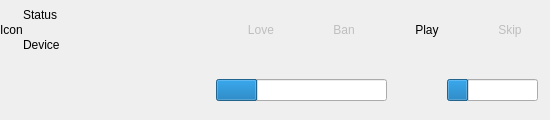
Above: app/client/Widgets/PlaybackControlsWidget.ui from lastfm/lastfm-desktop before the change. Below: the same form after it.
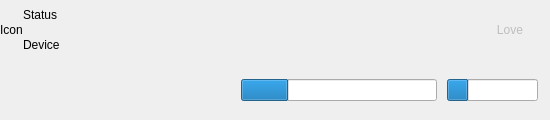
That is the form after the change. Custom widgets are drawn as their Qt base class.

```diff
--- a/app/client/Widgets/PlaybackControlsWidget.ui
+++ b/app/client/Widgets/PlaybackControlsWidget.ui
@@ -114,72 +114,6 @@
            </property>
           </widget>
          </item>
-         <item>
-          <widget class="QPushButton" name="ban">
-           <property name="enabled">
-            <bool>false</bool>
-           </property>
-           <property name="sizePolicy">
-            <sizepolicy hsizetype="Preferred" vsizetype="Fixed">
-             <horstretch>0</horstretch>
-             <verstretch>0</verstretch>
-            </sizepolicy>
-           </property>
-           <property name="toolTip">
-            <string>Ban</string>
-           </property>
-           <property name="text">
-            <string>Ban</string>
-           </property>
-           <property name="flat">
-            <bool>true</bool>
-           </property>
-          </widget>
-         </item>
-         <item>
-          <widget class="QPushButton" name="play">
-           <property name="sizePolicy">
-            <sizepolicy hsizetype="Preferred" vsizetype="Fixed">
-             <horstretch>0</horstretch>
-             <verstretch>0</verstretch>
-            </sizepolicy>
-           </property>
-           <property name="toolTip">
-            <string>Play</string>
-           </property>
-           <property name="text">
-            <string>Play</string>
-           </property>
-           <property name="checkable">
-            <bool>true</bool>
-           </property>
-           <property name="flat">
-            <bool>true</bool>
-           </property>
-          </widget>
-         </item>
-         <item>
-          <widget class="QPushButton" name="skip">
-           <property name="enabled">
-            <bool>false</bool>
-           </property>
-           <property name="sizePolicy">
-            <sizepolicy hsizetype="Preferred" vsizetype="Fixed">
-             <horstretch>0</horstretch>
-             <verstretch>0</verstretch>
-            </sizepolicy>
-           </property>
-           <property name="toolTip">
-            <string>Skip</string>
-           </property>
-           <property name="text">
-            <string>Skip</string>
-           </property>
-           <property name="flat">
-            <bool>true</bool>
-           </property>
-          </widget>
-         </item>
         </layout>
        </widget>
       </item>
@@ -231,60 +165,6 @@
         </property>
        </widget>
       </item>
-      <item>
-       <widget class="QFrame" name="volumeFrame">
-        <property name="frameShape">
-         <enum>QFrame::NoFrame</enum>
-        </property>
-        <property name="frameShadow">
-         <enum>QFrame::Raised</enum>
-        </property>
-        <layout class="QHBoxLayout" name="horizontalLayout_3">
-         <property name="spacing">
-          <number>0</number>
-         </property>
-         <property name="margin">
-          <number>0</number>
-         </property>
-         <item>
-          <widget class="QFrame" name="volumeSplitter1">
-           <property name="frameShape">
-            <enum>QFrame::NoFrame</enum>
-           </property>
-           <property name="frameShadow">
-            <enum>QFrame::Raised</enum>
-           </property>
-          </widget>
-         </item>
-         <item>
-          <widget class="QPushButton" name="volume">
-           <property name="mouseTracking">
-            <bool>true</bool>
-           </property>
-           <property name="toolTip">
-            <string notr="true"/>
-           </property>
-           <property name="text">
-            <string/>
-           </property>
-           <property name="flat">
-            <bool>true</bool>
-           </property>
-          </widget>
-         </item>
-         <item>
-          <widget class="QFrame" name="volumeSplitter2">
-           <property name="frameShape">
-            <enum>QFrame::NoFrame</enum>
-           </property>
-           <property name="frameShadow">
-            <enum>QFrame::Raised</enum>
-           </property>
-          </widget>
-         </item>
-        </layout>
-       </widget>
-      </item>
       <item>
        <widget class="QFrame" name="frame">
         <property name="frameShape">
```
Left out of the diff: 3 changed lines with no effect on the pictures.
